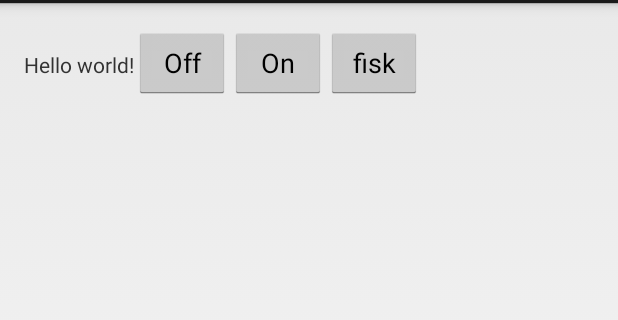
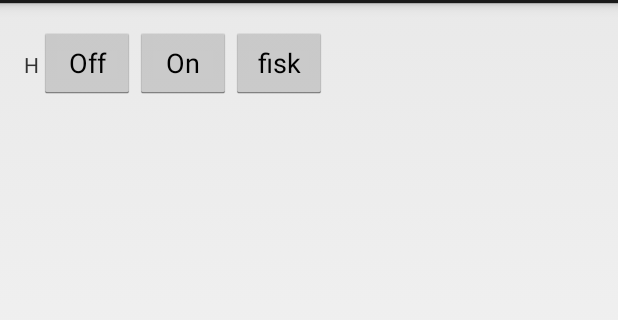
Before and after one commit to vegarwe/android-tls, an Android app: the screen it shows after launch (MainActivity), on a phone screen of 412 x 824 dp, the part 69-389 px from its top. Run offline under Robolectric (Android 15) with nearby library versions, the phone set to English and light mode, and no system bars; libraries missing offline, so code that uses them is left out: com.dropbox.sync; 2 statements that could not run were skipped.

Commit message:
What ever. Need more screen relestate

```diff
--- a/app/src/main/res/values/strings.xml
+++ b/app/src/main/res/values/strings.xml
@@ -2,7 +2,7 @@
 <resources>
 
     <string name="app_name">TempLog</string>
-    <string name="hello_world">Hello world!</string>
+    <string name="hello_world">H</string>
     <string name="action_settings">Settings</string>
 
     <string name="start_text">Start Alarm</string>
```
